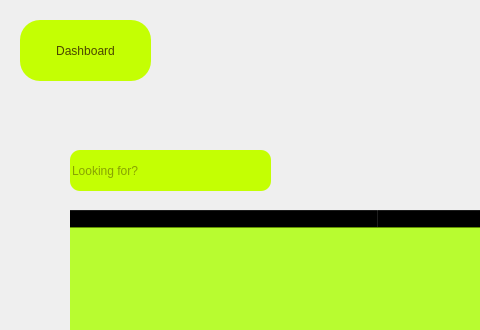
Old version of the form viewmember.ui in the repository audrina-ebrahimi/Library; both pictures show x 0 to 480 and y 0 to 330 of the 1296 by 762 pixel window.
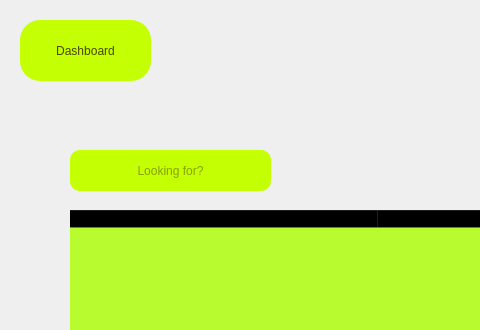
New version of the form. Icons and pictures are not drawn.

The edit to the form file:
```diff
--- a/viewmember.ui
+++ b/viewmember.ui
@@ -264,6 +264,9 @@
     border-radius: 10px;
 </string>
     </property>
+    <property name="alignment">
+     <set>Qt::AlignCenter</set>
+    </property>
     <property name="placeholderText">
      <string>Looking for?</string>
     </property>
```
